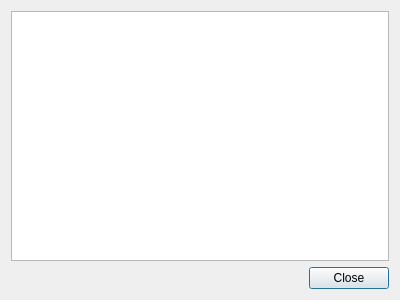
The window that libqtnote/notemanagerdlg.ui (Ri0n/QtNote) describes before a commit, drawn with Qt 5.
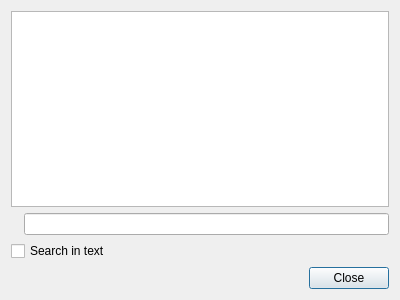
The same window after the commit. Icons and pictures are not drawn. Custom widgets are drawn as their Qt base class.

Commit message: Started work on note search (issue #1)

```diff
--- a/libqtnote/notemanagerdlg.ui
+++ b/libqtnote/notemanagerdlg.ui
@@ -54,6 +54,27 @@
      </widget>
     </widget>
    </item>
+   <item>
+    <layout class="QHBoxLayout" name="horizontalLayout_2">
+     <item>
+      <widget class="QLabel" name="label">
+       <property name="pixmap">
+        <pixmap resource="main.qrc">:/icons/find</pixmap>
+       </property>
+      </widget>
+     </item>
+     <item>
+      <widget class="QLineEdit" name="leFilter"/>
+     </item>
+    </layout>
+   </item>
+   <item>
+    <widget class="QCheckBox" name="ckSearchInText">
+     <property name="text">
+      <string>Search in text</string>
+     </property>
+    </widget>
+   </item>
    <item>
     <layout class="QHBoxLayout" name="horizontalLayout">
      <item>
```
The commit also changes 4 other files.
